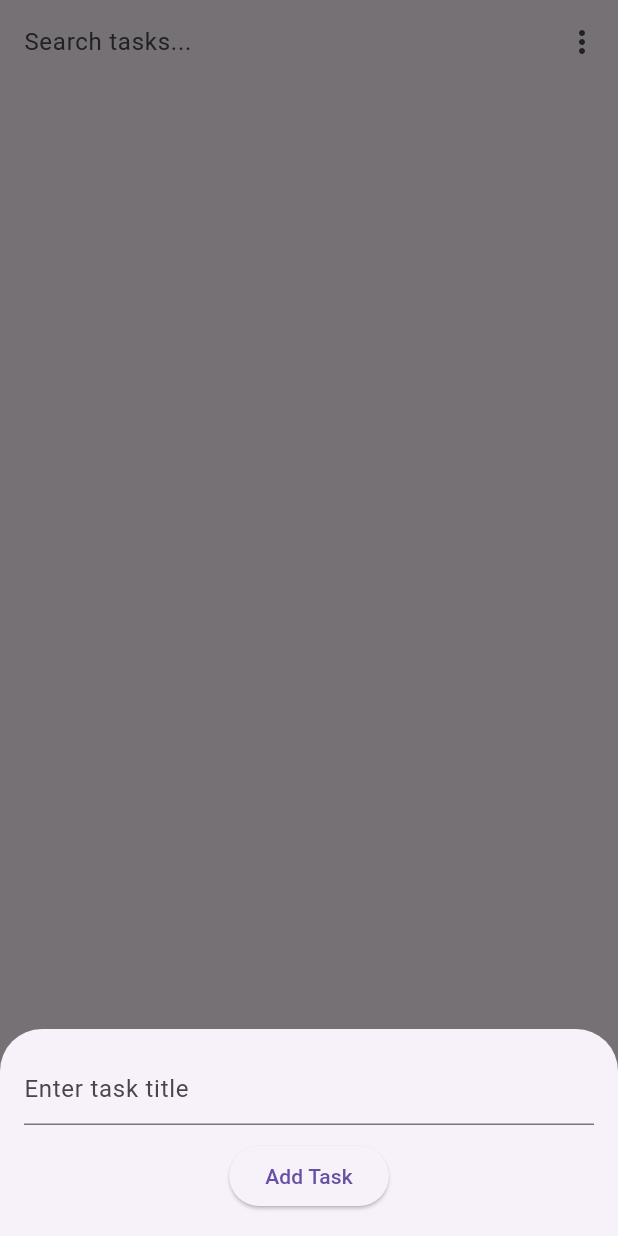
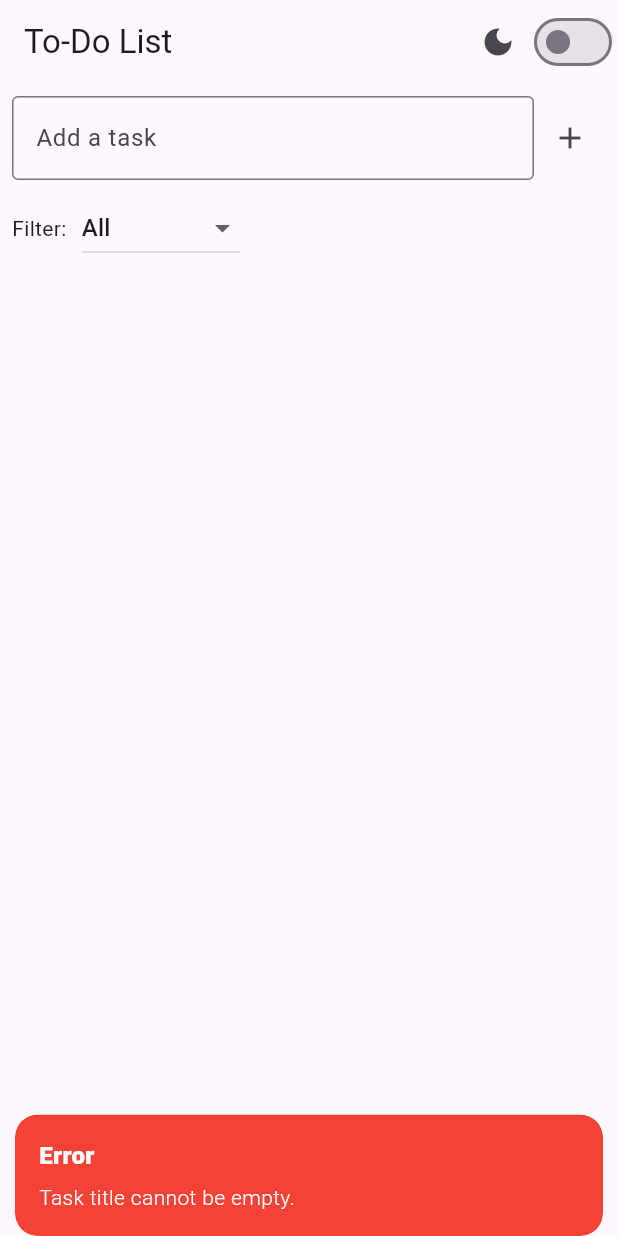
Before and after one commit to raghav-verma/todo_assignment, a Flutter app: the screen it shows after launch, after a tap on the "add" icon, on a phone screen of 412 x 824 dp. Run offline on Flutter 3.47's test engine with Material 3 defaults, Android fonts, the phone set to English and light mode, and no system bars; our stand-ins replace get.

Commit message:
version 1

```diff
--- /dev/null
+++ b/lib/app/bindings/todo_binding.dart
@@ -0,0 +1,11 @@
+import 'package:get/get.dart';
+import '../controllers/todo_controller.dart';
+import '../themes/app_theme.dart';
+
+class TodoBinding extends Bindings {
+  @override
+  void dependencies() {
+    Get.put<TodoController>(TodoController());
+    Get.put<ThemeController>(ThemeController());
+  }
+}
--- a/lib/app/components/task_tile.dart
+++ b/lib/app/components/task_tile.dart
@@ -1,26 +1,26 @@
 import 'package:flutter/material.dart';
-
 import '../../models/task_model.dart';
 
 
 class TaskTile extends StatelessWidget {
-  final Task task;
+  final TaskModel task;
   final VoidCallback onChanged;
+  final VoidCallback onDelete;
 
-  const TaskTile({super.key, required this.task, required this.onChanged});
+  const TaskTile({Key? key, required this.task, required this.onChanged, required this.onDelete})
+      : super(key: key);
 
   @override
   Widget build(BuildContext context) {
     return ListTile(
       leading: Checkbox(
-        value: task.isComplete,
-        onChanged: (value) => onChanged(),
+        value: task.isDone,
+        onChanged: (val) => onChanged(),
       ),
-      title: Text(
-        task.title,
-        style: TextStyle(
-          decoration: task.isComplete ? TextDecoration.lineThrough : null,
-        ),
+      title: Text(task.title),
+      trailing: IconButton(
+        icon: const Icon(Icons.delete),
+        onPressed: onDelete,
       ),
     );
   }
--- a/lib/app/controllers/todo_controller.dart
+++ b/lib/app/controllers/todo_controller.dart
@@ -1,33 +1,75 @@
 import 'package:get/get.dart';
 import '../../models/task_model.dart';
+import 'package:flutter/material.dart';
+
+enum Filter { all, completed, incomplete }
+
+class TodoController extends GetxController {
+  var tasks = <TaskModel>[].obs;
+  var filter = Filter.all.obs;
 
 
-class TodoController extends GetxController {
-  final tasks = <Task>[].obs;
-  final taskInput = ''.obs;
-  final isDarkMode = false.obs;
-  final searchTerm = ''.obs;
+  void addTask(String title) {
+    final inputText = title.trim();
 
-  void addTask() {
-    if (taskInput.value.isNotEmpty) {
-      tasks.add(Task(title: taskInput.value));
-      taskInput.value = '';
+
+    if (inputText.isEmpty) {
+      Get.snackbar(
+        "Error",
+        "Task title cannot be empty.",
+        snackPosition: SnackPosition.BOTTOM,
+        backgroundColor: Colors.red,
+        colorText: Colors.white,
+      );
+      return;
+    }
+
+    if (inputText.length < 3) {
+      Get.snackbar(
+        "Error",
+        "Task title must be at least 3 characters long.",
+        snackPosition: SnackPosition.BOTTOM,
+        backgroundColor: Colors.red,
+        colorText: Colors.white,
+      );
+      return;
+    }
+
+
+    tasks.add(TaskModel(title: inputText));
+
+
+    Get.snackbar(
+      "Success",
+      "Task added successfully!",
+      snackPosition: SnackPosition.BOTTOM,
+      backgroundColor: Colors.green,
+      colorText: Colors.white,
+    );
+  }
+
+  void toggleTask(int index) {
+    var task = tasks[index];
+    task.isDone = !task.isDone;
+    tasks[index] = task;
+  }
+
+  void deleteTask(int index) {
+    tasks.removeAt(index);
+  }
+
+  void changeFilter(Filter newFilter) {
+    filter.value = newFilter;
+  }
+
+  List<TaskModel> get filteredTasks {
+    switch (filter.value) {
+      case Filter.completed:
+        return tasks.where((t) => t.isDone).toList();
+      case Filter.incomplete:
+        return tasks.where((t) => !t.isDone).toList();
+      default:
+        return tasks.toList();
     }
   }
-
-  void toggleTaskCompletion(int index) {
-    tasks[index].isComplete = !tasks[index].isComplete;
-    tasks.refresh();
-  }
-
-  void toggleTheme() {
-    isDarkMode.value = !isDarkMode.value;
-  }
-
-  List<Task> get filteredTasks =>
-      tasks.where((t) => t.title.toLowerCase().contains(searchTerm.value.toLowerCase())).toList();
-
-  void clearCompletedTasks() {
-    tasks.removeWhere((task) => task.isComplete == true);
-  }
 }
--- a/lib/app/themes/app_theme.dart
+++ b/lib/app/themes/app_theme.dart
@@ -1,13 +1,10 @@
+import 'package:get/get.dart';
 import 'package:flutter/material.dart';
 
-class AppTheme {
-  static final ThemeData lightTheme = ThemeData(
-    primarySwatch: Colors.blue,
-    brightness: Brightness.light,
-  );
-
-  static final ThemeData darkTheme = ThemeData(
-    primarySwatch: Colors.blue,
-    brightness: Brightness.dark,
-  );
+class ThemeController extends GetxController {
+  var isDark = false.obs;
+  ThemeMode get theme => isDark.value ? ThemeMode.dark : ThemeMode.light;
+  void toggleTheme() {
+    isDark.value = !isDark.value;
+  }
 }
--- a/lib/app/views/todo_view.dart
+++ b/lib/app/views/todo_view.dart
@@ -1,94 +1,110 @@
 import 'package:flutter/material.dart';
 import 'package:get/get.dart';
+import '../components/task_tile.dart';
 import '../controllers/todo_controller.dart';
-import '../components/task_tile.dart';
+import '../themes/app_theme.dart';
 
-class TodoView extends StatelessWidget {
-  TodoView({super.key});
-  final TodoController controller = Get.find<TodoController>();
+class TodoView extends GetView<TodoController> {
+  const TodoView({Key? key}) : super(key: key);
 
   @override
   Widget build(BuildContext context) {
-    return Obx(() => Scaffold(
+    final ThemeController themeController = Get.find();
+    final TextEditingController _textController = TextEditingController();
+
+    return Scaffold(
       appBar: AppBar(
-        title: TextField(
-          onChanged: (value) => controller.searchTerm.value = value,
-          decoration: const InputDecoration(
-            hintText: 'Search tasks...',
-            border: InputBorder.none,
+        title: const Text('To-Do List'),
+        actions: [
+          Obx(() {
+            return Row(
+              children: [
+                const Icon(Icons.dark_mode),
+                const SizedBox(width: 8),
+                Tooltip(
+                  message: themeController.isDark.value
+                      ? "Switch to Light Mode"
+                      : "Switch to Dark Mode",
+                  child: Switch.adaptive(
+                    value: themeController.isDark.value,
+                    onChanged: (val) {
+                      themeController.toggleTheme();
+                    },
                   ),
                 ),
-        actions: [
-          PopupMenuButton<int>(
-            onSelected: (value) {
-              if (value == 1) {
-                controller.toggleTheme();
-              } else if (value == 2) {
-                controller.clearCompletedTasks();
-              }
-            },
-            itemBuilder: (context) => [
-              const PopupMenuItem(
-                value: 1,
-                child: Text('Toggle Theme'),
-              ),
-              const PopupMenuItem(
-                value: 2,
-                child: Text('Clear Completed'),
-              ),
               ],
-          ),
+            );
+          }),
         ],
       ),
       body: Column(
         children: [
+          Padding(
+            padding: const EdgeInsets.all(8.0),
+            child: Row(
+              children: [
                 Expanded(
-            child: ListView.builder(
-              itemCount: controller.filteredTasks.length,
-              itemBuilder: (context, index) {
-                return TaskTile(
-                  task: controller.filteredTasks[index],
-                  onChanged: () => controller.toggleTaskCompletion(index),
-                );
+                  child: TextField(
+                    controller: _textController,
+                    decoration: const InputDecoration(
+                      labelText: 'Add a task',
+                      border: OutlineInputBorder(),
+                    ),
+                  ),
+                ),
+                IconButton(
+                  icon: const Icon(Icons.add),
+                  onPressed: () {
+                    controller.addTask(_textController.text);
+                    _textController.clear();
                   },
-            ),
                 ),
               ],
             ),
-      floatingActionButton: FloatingActionButton(
-        child: const Icon(Icons.add),
-        onPressed: () {
-          showModalBottomSheet(
-            context: context,
-            builder: (context) {
-              String newTask = '';
-              return Padding(
-                padding: const EdgeInsets.all(16.0),
-                child: Column(
-                  mainAxisSize: MainAxisSize.min,
+          ),
+          Padding(
+            padding: const EdgeInsets.symmetric(horizontal: 8.0),
+            child: Obx(() {
+              return Row(
                 children: [
-                    TextField(
-                      onChanged: (value) => newTask = value,
-                      decoration: const InputDecoration(
-                        hintText: 'Enter task title',
+                  const Text('Filter:'),
+                  const SizedBox(width: 10),
+                  DropdownButton<Filter>(
+                    value: controller.filter.value,
+                    onChanged: (value) {
+                      if (value != null) controller.changeFilter(value);
+                    },
+                    items: const [
+                      DropdownMenuItem(value: Filter.all, child: Text('All')),
+                      DropdownMenuItem(value: Filter.completed, child: Text('Completed')),
+                      DropdownMenuItem(value: Filter.incomplete, child: Text('Incomplete')),
+                    ],
                   ),
+                ],
+              );
+            }),
           ),
-                    const SizedBox(height: 10),
-                    ElevatedButton(
-                      onPressed: () {
-                        controller.taskInput.value = newTask;
-                        controller.addTask();
-                        Navigator.pop(context);
+          Expanded(
+            child: Obx(() {
+              final tasks = controller.filteredTasks;
+              return ListView.builder(
+                itemCount: tasks.length,
+                itemBuilder: (context, index) {
+                  return TaskTile(
+                    task: tasks[index],
+                    onChanged: () {
+                      controller.toggleTask(index);
                     },
-                      child: const Text('Add Task'),
+                    onDelete: () {
+                      controller.deleteTask(index);
+                    },
+                  );
+                },
+              );
+            }),
           ),
         ],
       ),
     );
-            },
-          );
-        },
-      ),
-    ));
   }
 }
--- a/lib/main.dart
+++ b/lib/main.dart
@@ -1,28 +1,30 @@
 import 'package:flutter/material.dart';
 import 'package:get/get.dart';
-import 'app/controllers/todo_controller.dart';
-import 'app/routes/app_pages.dart';
+import 'app/bindings/todo_binding.dart';
 import 'app/themes/app_theme.dart';
+import 'app/views/todo_view.dart';
+
 
 void main() {
-  runApp(const TodoListApp());
+  Get.put<ThemeController>(ThemeController());
+  runApp(const MyApp());
 }
 
-class TodoListApp extends StatelessWidget {
-  const TodoListApp({super.key});
+class MyApp extends StatelessWidget {
+  const MyApp({Key? key}) : super(key: key);
 
   @override
   Widget build(BuildContext context) {
-    return GetMaterialApp(
-      debugShowCheckedModeBanner: false,
-      title: 'To-Do List',
-      theme: AppTheme.lightTheme,
-      darkTheme: AppTheme.darkTheme,
-      initialBinding: BindingsBuilder(() {
-        Get.put(TodoController());
-      }),
-      initialRoute: AppPages.initial,
-      getPages: AppPages.routes,
-    );
+    final themeController = Get.find<ThemeController>();
+    return Obx(() {
+      return GetMaterialApp(
+        debugShowCheckedModeBanner: false,
+        initialBinding: TodoBinding(),
+        home: const TodoView(),
+        theme: ThemeData.light(),
+        darkTheme: ThemeData.dark(),
+        themeMode: themeController.theme,
+      );
+    });
   }
 }
--- a/lib/models/task_model.dart
+++ b/lib/models/task_model.dart
@@ -1,6 +1,7 @@
-class Task {
+class TaskModel {
   String title;
-  bool isComplete;
+  bool isDone;
+  DateTime? dueDate;
 
-  Task({required this.title, this.isComplete = false});
+  TaskModel({required this.title, this.isDone = false, this.dueDate});
 }
```
Also changed, not shown: 1 other file. Lines whose indentation alone changed are shown as unchanged.
